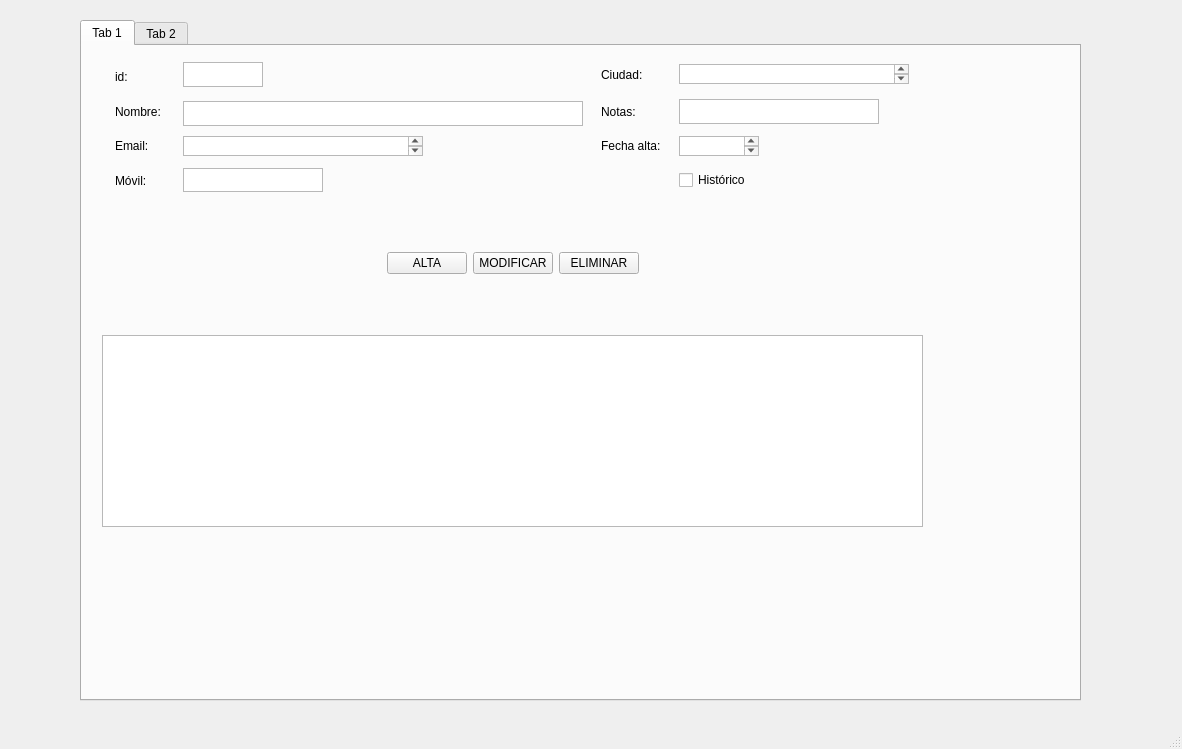
Old version of the form templates/venPrincipal.ui in the repository lauri1604/rodriguezrodriguezrecupera.
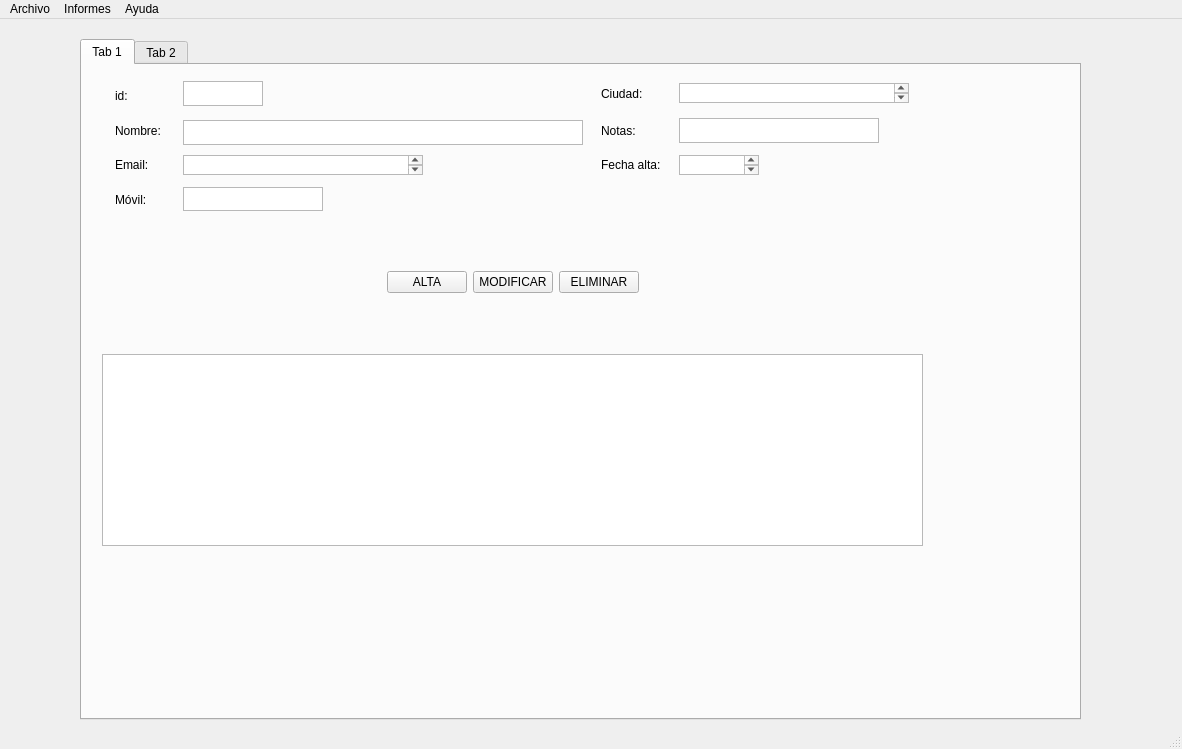
New version of the form. Icons and pictures are not drawn.

Commit message: Modificar interfaz, añadir carpeta informes para el listado de los contactos

Patch:
```diff
--- a/templates/venPrincipal.ui
+++ b/templates/venPrincipal.ui
@@ -331,13 +331,6 @@
          </property>
         </widget>
        </item>
-       <item row="3" column="3">
-        <widget class="QCheckBox" name="checkhistorico">
-         <property name="text">
-          <string>Histórico</string>
-         </property>
-        </widget>
-       </item>
       </layout>
      </widget>
      <widget class="QWidget" name="layoutWidget">
@@ -449,6 +442,27 @@
      <height>21</height>
     </rect>
    </property>
+   <widget class="QMenu" name="menuArchivo">
+    <property name="title">
+     <string>Archivo</string>
+    </property>
+    <addaction name="actionSalir"/>
+   </widget>
+   <widget class="QMenu" name="menuInformes">
+    <property name="title">
+     <string>Informes</string>
+    </property>
+    <addaction name="actionListado_contactos"/>
+   </widget>
+   <widget class="QMenu" name="menuAyuda">
+    <property name="title">
+     <string>Ayuda</string>
+    </property>
+    <addaction name="actionAcerca_de"/>
+   </widget>
+   <addaction name="menuArchivo"/>
+   <addaction name="menuInformes"/>
+   <addaction name="menuAyuda"/>
   </widget>
   <widget class="QStatusBar" name="statusbar"/>
  </widget>
```
Left out of the diff: 15 changed lines with no effect on the pictures. The commit also changes 8 other files.
